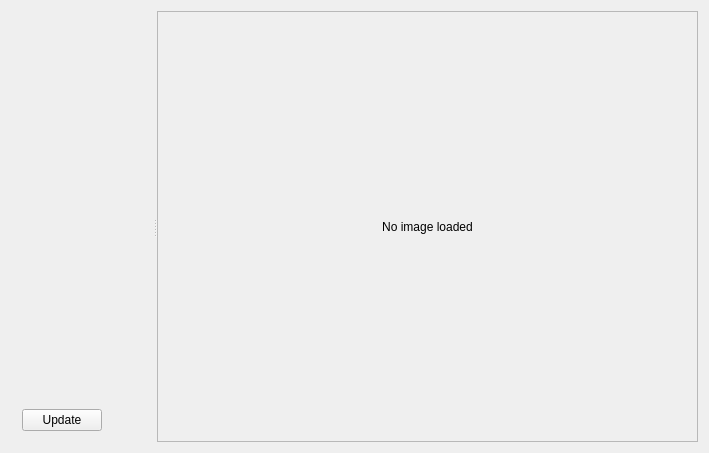
The window that krita/plugins/formats/raw/wdgrawimport.ui (KDE/krita) describes before a commit, drawn with Qt 5.
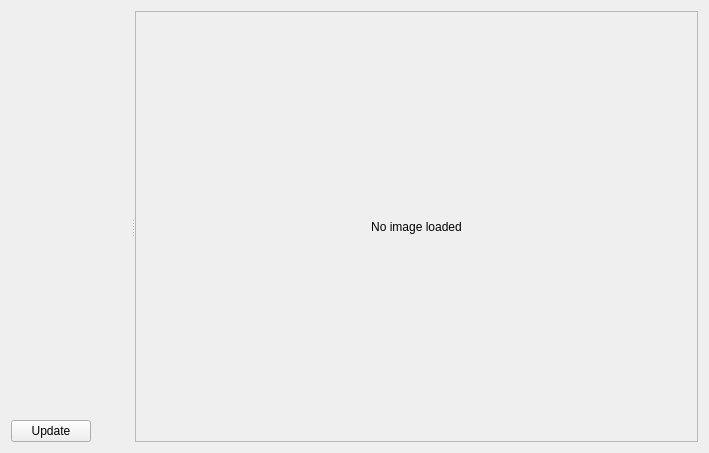
The same window after the commit. Custom widgets are drawn as their Qt base class.

Commit message:
Remove any hardcoding of spaces to 6 and margins to 9/11 in Krita's UI

thanks boud for review

The edit to the form file:
```diff
--- a/krita/plugins/formats/raw/wdgrawimport.ui
+++ b/krita/plugins/formats/raw/wdgrawimport.ui
@@ -103,7 +103,6 @@
    </item>
   </layout>
  </widget>
- <layoutdefault spacing="6" margin="11"/>
  <customwidgets>
   <customwidget>
    <class>KDcrawIface::DcrawSettingsWidget</class>
```
The commit also changes 62 other files.
